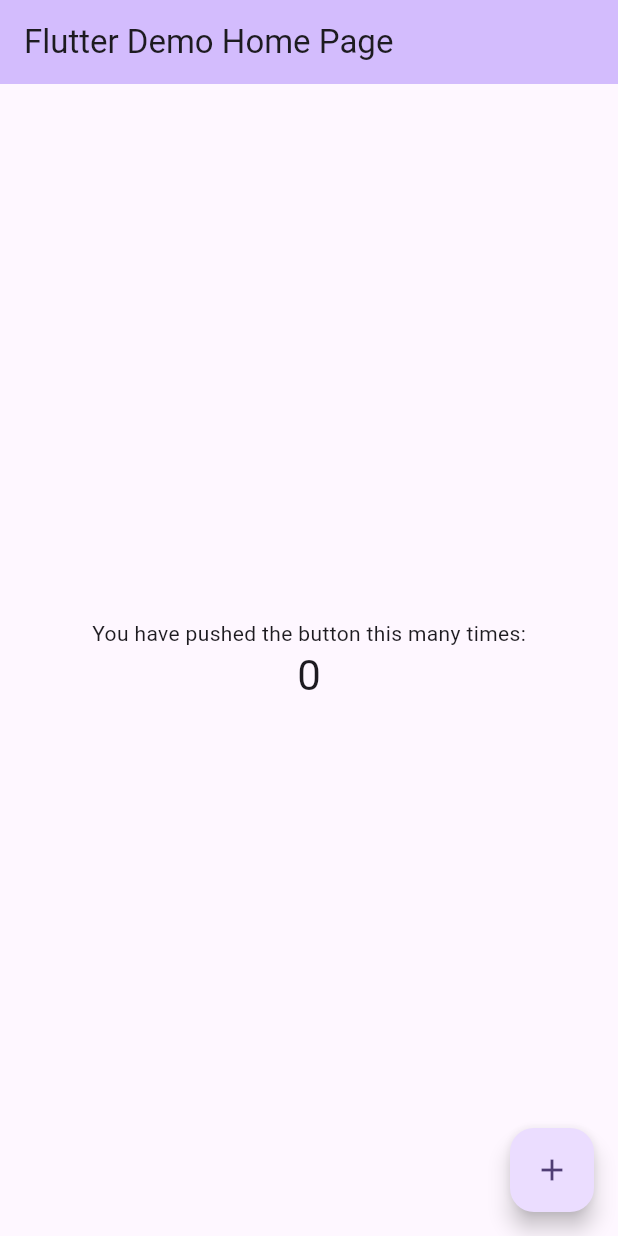
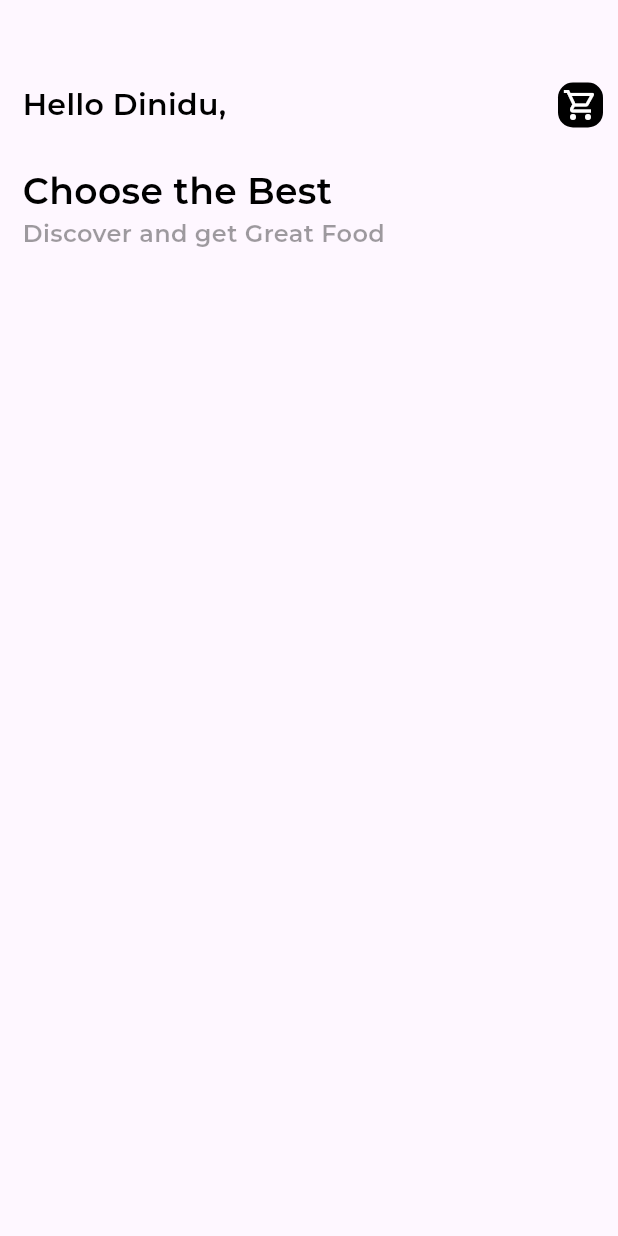
Before and after one commit to Dinidu-Lochana/Food-Ordering-App, a Flutter app: the screen it shows after launch, on a phone screen of 412 x 824 dp. Run offline on Flutter 3.47's test engine with Material 3 defaults, Android fonts, the phone set to English and light mode, and no system bars.

Commit message:
Home Page

```diff
--- a/food_order_app/analysis_options.yaml
+++ b/food_order_app/analysis_options.yaml
@@ -7,7 +7,7 @@
 
 # The following line activates a set of recommended lints for Flutter apps,
 # packages, and plugins designed to encourage good coding practices.
-include: package:flutter_lints/flutter.yaml
+# include: package:flutter_lints/flutter.yaml
 
 linter:
   # The lint rules applied to this project can be customized in the
--- a/food_order_app/lib/main.dart
+++ b/food_order_app/lib/main.dart
@@ -1,4 +1,5 @@
 import 'package:flutter/material.dart';
+import 'package:food_order_app/pages/home.dart';
 
 void main() {
   runApp(const MyApp());
@@ -31,7 +32,7 @@ class MyApp extends StatelessWidget {
         colorScheme: ColorScheme.fromSeed(seedColor: Colors.deepPurple),
         useMaterial3: true,
       ),
-      home: const MyHomePage(title: 'Flutter Demo Home Page'),
+      home: Home()
     );
   }
 }
--- /dev/null
+++ b/food_order_app/lib/pages/home.dart
@@ -0,0 +1,37 @@
+import 'package:flutter/material.dart';
+import 'package:food_order_app/widget/widget_support.dart';
+
+class Home extends StatefulWidget {
+  const Home({super.key});
+
+  @override
+  State<Home> createState() => _HomeState();
+}
+
+class _HomeState extends State<Home> {
+  @override
+  Widget build(BuildContext context) {
+    return Scaffold(
+      body: Container
+      ( margin: EdgeInsets.only(top: 55, left: 15,right: 10),
+        child: Column(
+          crossAxisAlignment: CrossAxisAlignment.start,
+          children: [
+          Row(
+            mainAxisAlignment: MainAxisAlignment.spaceBetween,
+            children: [Text("Hello Dinidu,", style: AppWidget.boldTextFieldStyle()),
+
+        Container(
+          padding: EdgeInsets.all(3),
+          decoration: BoxDecoration(color: Colors.black, borderRadius: BorderRadius.circular(10)),
+          child: Icon(Icons.shopping_cart_outlined, color: Colors.white,),
+        )],
+          ),
+          SizedBox(height: 25.0,),
+          Text("Choose the Best", style: AppWidget.headLineTextFieldStyle()),
+          Text("Discover and get Great Food", style: AppWidget.LightTextFieldStyle())
+      ],
+      ),)
+    );
+  }
+}
--- /dev/null
+++ b/food_order_app/lib/widget/widget_support.dart
@@ -0,0 +1,21 @@
+import 'package:flutter/material.dart';
+
+class AppWidget{
+  static TextStyle boldTextFieldStyle(){
+    return TextStyle(
+      color: Colors.black,fontSize: 20.0, fontWeight: FontWeight.bold,fontFamily: 'Montserrat'
+    );
+  }
+
+  static TextStyle headLineTextFieldStyle(){
+    return TextStyle(
+      color: Colors.black,fontSize: 24.0, fontWeight: FontWeight.bold,fontFamily: 'Montserrat'
+    );
+  }
+
+  static TextStyle LightTextFieldStyle(){
+    return TextStyle(
+      color: Colors.black38,fontSize: 16.0, fontWeight: FontWeight.w500,fontFamily: 'Montserrat'
+    );
+  }
+}
```
Also changed, not shown: food_order_app/pubspec.yaml (+4 -4 lines), food_order_app/fonts/Montserrat-SemiBold.ttf (added).
